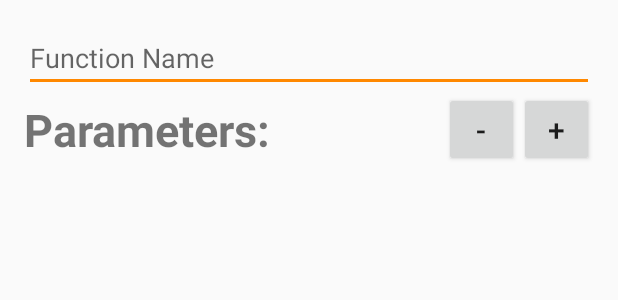
After one commit to mihir-chauhan/AutoPlotBot, an Android app: the layout call_function_dialog.xml on its own in the app's theme, with its tools: preview values and no code run, on a phone screen of 412 x 824 dp. The commit adds this screen. Shown: the top 300 px of the screen. Run offline under Robolectric (Android 15) with nearby library versions, the phone set to English and light mode, and no system bars.

Commit message:
new icons for floating action buttons and added calling function
Still have to add append to JSON file method

```diff
--- /dev/null
+++ b/app/src/main/res/drawable/ic_add_circle_black_24dp.xml
@@ -0,0 +1,5 @@
+<vector android:height="24dp" android:tint="#FFFFFF"
+    android:viewportHeight="24.0" android:viewportWidth="24.0"
+    android:width="24dp" xmlns:android="http://schemas.android.com/apk/res/android">
+    <path android:fillColor="#FF000000" android:pathData="M12,2C6.48,2 2,6.48 2,12s4.48,10 10,10 10,-4.48 10,-10S17.52,2 12,2zM17,13h-4v4h-2v-4L7,13v-2h4L11,7h2v4h4v2z"/>
+</vector>
--- a/app/src/main/res/drawable/ic_headset_mic_black_24dp.xml
+++ /dev/null
@@ -1,5 +0,0 @@
-<vector android:height="24dp" android:tint="#FFFFFF"
-    android:viewportHeight="24.0" android:viewportWidth="24.0"
-    android:width="24dp" xmlns:android="http://schemas.android.com/apk/res/android">
-    <path android:fillColor="#FF000000" android:pathData="M12,1c-4.97,0 -9,4.03 -9,9v7c0,1.66 1.34,3 3,3h3v-8H5v-2c0,-3.87 3.13,-7 7,-7s7,3.13 7,7v2h-4v8h4v1h-7v2h6c1.66,0 3,-1.34 3,-3V10c0,-4.97 -4.03,-9 -9,-9z"/>
-</vector>
--- /dev/null
+++ b/app/src/main/res/drawable/ic_playlist_add_black_24dp.xml
@@ -0,0 +1,5 @@
+<vector android:height="24dp" android:tint="#FFFFFF"
+    android:viewportHeight="24.0" android:viewportWidth="24.0"
+    android:width="24dp" xmlns:android="http://schemas.android.com/apk/res/android">
+    <path android:fillColor="#FF000000" android:pathData="M14,10L2,10v2h12v-2zM14,6L2,6v2h12L14,6zM18,14v-4h-2v4h-4v2h4v4h2v-4h4v-2h-4zM2,16h8v-2L2,14v2z"/>
+</vector>
--- a/app/src/main/res/drawable/ic_train_black_24dp.xml
+++ /dev/null
@@ -1,5 +0,0 @@
-<vector android:height="24dp" android:tint="#FFFFFF"
-    android:viewportHeight="24.0" android:viewportWidth="24.0"
-    android:width="24dp" xmlns:android="http://schemas.android.com/apk/res/android">
-    <path android:fillColor="#FF000000" android:pathData="M12,2c-4,0 -8,0.5 -8,4v9.5C4,17.43 5.57,19 7.5,19L6,20.5v0.5h2.23l2,-2L14,19l2,2h2v-0.5L16.5,19c1.93,0 3.5,-1.57 3.5,-3.5L20,6c0,-3.5 -3.58,-4 -8,-4zM7.5,17c-0.83,0 -1.5,-0.67 -1.5,-1.5S6.67,14 7.5,14s1.5,0.67 1.5,1.5S8.33,17 7.5,17zM11,10L6,10L6,6h5v4zM13,10L13,6h5v4h-5zM16.5,17c-0.83,0 -1.5,-0.67 -1.5,-1.5s0.67,-1.5 1.5,-1.5 1.5,0.67 1.5,1.5 -0.67,1.5 -1.5,1.5z"/>
-</vector>
--- a/app/src/main/res/layout/activity_main.xml
+++ b/app/src/main/res/layout/activity_main.xml
@@ -24,12 +24,12 @@
         app:menu_colorRipple="@color/colorAccent">
 
         <com.github.clans.fab.FloatingActionButton
-            android:id="@+id/addNewFunctionFloatingActionButton"
+            android:id="@+id/addNewFunction"
             android:layout_width="wrap_content"
             android:layout_height="wrap_content"
             app:fab_label="New Function"
             app:fab_size="mini"
-            android:src="@drawable/ic_train_black_24dp"
+            android:src="@drawable/ic_add_circle_black_24dp"
             app:fab_colorNormal="@color/colorAccent"
             app:fab_colorRipple="@color/colorAccent"
             app:fab_colorPressed="@android:color/white"/>
@@ -40,7 +40,7 @@
             android:layout_height="wrap_content"
             app:fab_label="Call Function"
             app:fab_size="mini"
-            android:src="@drawable/ic_train_black_24dp"
+            android:src="@drawable/ic_playlist_add_black_24dp"
             app:fab_colorNormal="@color/colorAccent"
             app:fab_colorRipple="@color/colorAccent"
             app:fab_colorPressed="@android:color/white"/>
--- /dev/null
+++ b/app/src/main/res/layout/call_function_dialog.xml
@@ -0,0 +1,55 @@
+<?xml version="1.0" encoding="utf-8"?>
+<RelativeLayout xmlns:android="http://schemas.android.com/apk/res/android"
+    android:layout_width="match_parent"
+    android:layout_height="wrap_content"
+    android:padding="16dp">
+
+    <EditText
+        android:id="@+id/addNewFunctionName"
+        android:layout_width="match_parent"
+        android:layout_height="wrap_content"
+        android:hint="Function Name"
+        android:inputType="textAutoCorrect" />
+
+
+    <Button
+        android:id="@+id/addParameters"
+        android:layout_width="50dp"
+        android:layout_height="50dp"
+        android:layout_below="@id/addNewFunctionName"
+        android:layout_alignParentRight="true"
+        android:gravity="center"
+        android:text="+"
+        android:textSize="20sp" />
+
+    <Button
+        android:id="@+id/removeParameters"
+        android:layout_width="50dp"
+        android:layout_height="50dp"
+        android:layout_below="@id/addNewFunctionName"
+        android:layout_toLeftOf="@id/addParameters"
+        android:gravity="center"
+        android:text="-"
+        android:textSize="20sp" />
+
+    <TextView
+        android:layout_width="290dp"
+        android:layout_height="50dp"
+        android:textSize="30sp"
+        android:gravity="center_vertical"
+        android:layout_below="@+id/addNewFunctionName"
+        android:text="Parameters:"
+        android:textStyle="bold"/>
+
+
+
+
+    <ListView
+        android:id="@+id/addNewFunctionListView"
+        android:layout_width="match_parent"
+        android:layout_height="wrap_content"
+        android:layout_alignParentBottom="true"
+        android:layout_below="@id/addParameters"
+        />
+
+</RelativeLayout>
```
Also changed, not shown: app/src/main/java/com/example/odometryapp_v10/Dialogs/CallFunction.java (added, +119 -0 lines), app/src/main/java/com/example/odometryapp_v10/JSON.java (+36 -2 lines), app/src/main/java/com/example/odometryapp_v10/MainActivity.java (+19 -3 lines).
